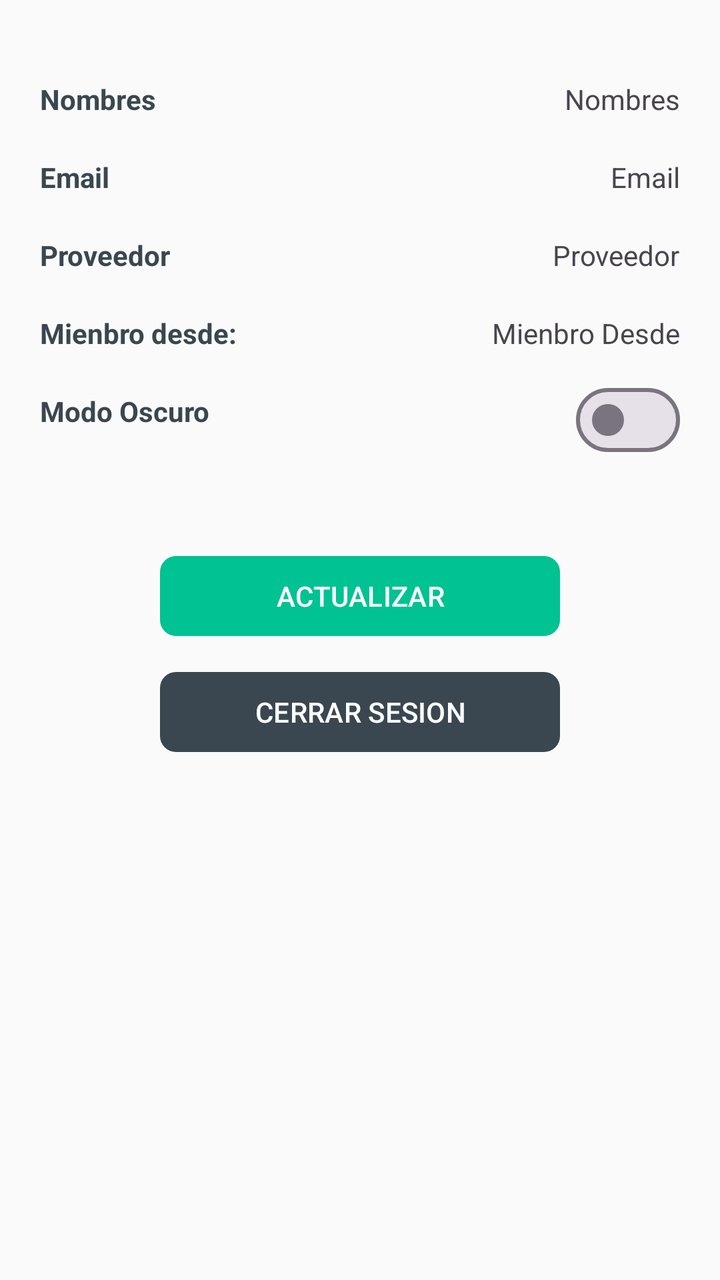
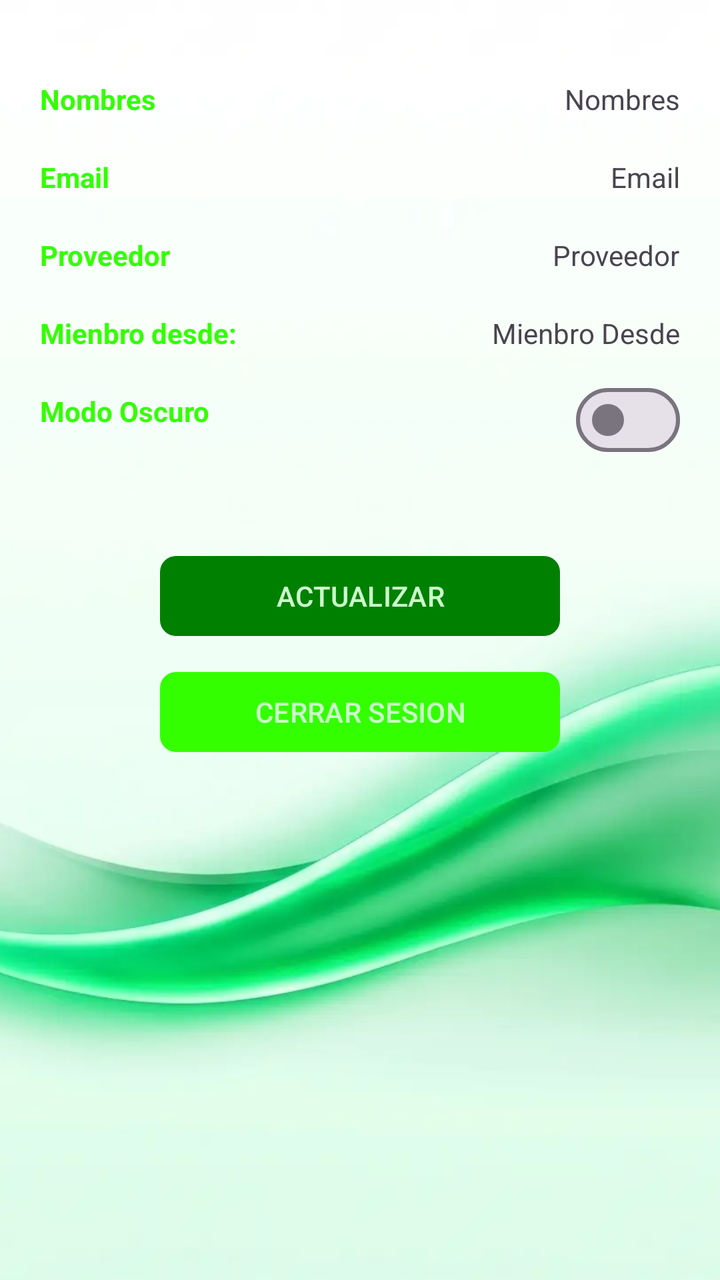

Compare the two renders of this Android layout. The source of the first and the diff that turns it into the second are given below.
<!-- AndroidManifest.xml: application theme Theme.MyLittleFinanControl -->
<!-- res/layout/fragment_perfil.xml -->
<?xml version="1.0" encoding="utf-8"?>
<ScrollView xmlns:android="http://schemas.android.com/apk/res/android"
    xmlns:app="http://schemas.android.com/apk/res-auto"
    xmlns:tools="http://schemas.android.com/tools"
    android:layout_width="match_parent"
    android:layout_height="match_parent"
    tools:context=".Fragmentos.FragmentPerfil">

    <RelativeLayout
        android:id="@+id/rel_end"
        android:layout_width="match_parent"
        android:layout_height="wrap_content"
        android:paddingTop="40dp"
        android:paddingBottom="20dp">

        
        <TextView
            android:id="@+id/txt_nombre"
            android:layout_width="wrap_content"
            android:layout_height="wrap_content"
            android:layout_marginStart="20dp"
            android:text="@string/txt_nombre"
            android:textColor="@color/secondary"
            android:textStyle="bold" />

        <TextView
            android:id="@+id/tv_nombres"
            android:layout_width="wrap_content"
            android:layout_height="wrap_content"
            android:layout_alignParentEnd="true"
            android:layout_marginEnd="20dp"
            android:text="@string/tv_nombres" />

        
        <TextView
            android:id="@+id/txt_email"
            android:layout_width="wrap_content"
            android:layout_height="wrap_content"
            android:layout_below="@+id/tv_nombres"
            android:layout_marginStart="20dp"
            android:layout_marginTop="20dp"
            android:text="@string/txt_email"
            android:textColor="@color/secondary"
            android:textStyle="bold" />

        <TextView
            android:id="@+id/tv_email"
            android:layout_width="wrap_content"
            android:layout_height="wrap_content"
            android:layout_below="@+id/tv_nombres"
            android:layout_alignParentEnd="true"
            android:layout_marginEnd="20dp"
            android:layout_marginTop="20dp"
            android:text="@string/tv_email" />

        
        <TextView
            android:id="@+id/txt_proveedor"
            android:layout_width="wrap_content"
            android:layout_height="wrap_content"
            android:layout_below="@+id/tv_email"
            android:layout_marginStart="20dp"
            android:layout_marginTop="20dp"
            android:text="@string/txt_proveedor"
            android:textColor="@color/secondary"
            android:textStyle="bold" />

        <TextView
            android:id="@+id/tv_proveedor"
            android:layout_width="wrap_content"
            android:layout_height="wrap_content"
            android:layout_below="@+id/tv_email"
            android:layout_alignParentEnd="true"
            android:layout_marginEnd="20dp"
            android:layout_marginTop="20dp"
            android:text="@string/tv_proveedor" />

        
        <TextView
            android:id="@+id/txt_mienbro_Desde"
            android:layout_width="wrap_content"
            android:layout_height="wrap_content"
            android:layout_below="@+id/txt_proveedor"
            android:layout_marginStart="20dp"
            android:layout_marginTop="20dp"
            android:text="@string/txt_mienbro_Desde"
            android:textColor="@color/secondary"
            android:textStyle="bold" />

        <TextView
            android:id="@+id/tv_mienbro_Desde"
            android:layout_width="wrap_content"
            android:layout_height="wrap_content"
            android:layout_below="@+id/tv_proveedor"
            android:layout_alignParentEnd="true"
            android:layout_marginEnd="20dp"
            android:layout_marginTop="20dp"
            android:text="@string/tv_mienbro_Desde" />

        
        <TextView
            android:id="@+id/txt_tema_label"
            android:layout_width="wrap_content"
            android:layout_height="wrap_content"
            android:layout_below="@+id/tv_mienbro_Desde"
            android:layout_marginStart="20dp"
            android:layout_marginTop="20dp"
            android:text="@string/txt_tema_oscuro"
            android:textColor="@color/secondary"
            android:textStyle="bold" />

        <com.google.android.material.materialswitch.MaterialSwitch
            android:id="@+id/sw_tema"
            android:layout_width="wrap_content"
            android:layout_height="wrap_content"
            android:layout_below="@+id/tv_mienbro_Desde"
            android:layout_alignParentEnd="true"
            android:layout_marginEnd="20dp"
            android:layout_marginTop="10dp" />

        <com.google.android.material.button.MaterialButton
            android:id="@+id/btnActualizar"
            android:layout_width="200dp"
            android:layout_height="wrap_content"
            android:layout_below="@id/sw_tema"
            android:layout_centerHorizontal="true"
            android:layout_marginTop="40dp"
            android:text="@string/btnActualizar"
            android:textAllCaps="true"
            android:textSize="14sp"
            app:backgroundTint="@color/primary"
            app:cornerRadius="8dp" />

        <com.google.android.material.button.MaterialButton
            android:id="@+id/btn_logout"
            android:layout_width="200dp"
            android:layout_height="wrap_content"
            android:layout_below="@id/btnActualizar"
            android:layout_centerHorizontal="true"
            android:layout_marginTop="10dp"
            android:text="@string/btn_logout"
            android:textAllCaps="true"
            android:textSize="14sp"
            app:backgroundTint="@color/secondary"
            app:cornerRadius="8dp" />

    </RelativeLayout>
</ScrollView>
<!-- resources referenced by this layout -->
<resources>
  <color name="primary">#00C292</color>
  <color name="secondary">#3A4750</color>
  <string name="btnActualizar">Actualizar</string>
  <string name="btn_logout">Cerrar Sesion</string>
  <string name="tv_email">Email</string>
  <string name="tv_mienbro_Desde">Mienbro Desde</string>
  <string name="tv_nombres">Nombres</string>
  <string name="tv_proveedor">Proveedor</string>
  <string name="txt_email">Email</string>
  <string name="txt_mienbro_Desde">Mienbro desde:</string>
  <string name="txt_nombre">Nombres</string>
  <string name="txt_proveedor">Proveedor</string>
  <string name="txt_tema_oscuro">Modo Oscuro</string>
  <style name="Theme.MyLittleFinanControl" parent="Base.Theme.MyLittleFinanControl" />
  <style name="Base.Theme.MyLittleFinanControl" parent="Theme.Material3.DayNight.NoActionBar">
          
          <item name="colorPrimary">@color/primary</item>
          <item name="colorOnPrimary">@color/white</item>
          <item name="colorSecondary">@color/secondary</item>
          <item name="colorOnSecondary">@color/white</item>
          
          
          <item name="android:windowBackground">@color/background_light</item>
          <item name="colorSurface">@color/background_light</item>
          
          
          <item name="colorError">@color/accent_alerta</item>
          
          
          <item name="android:statusBarColor">@color/background_light</item>
          <item name="android:windowLightStatusBar">true</item>
      </style>
  <color name="white">#FFFFFFFF</color>
  <color name="background_light">#FAFAFA</color>
  <color name="accent_alerta">#E55555</color>
</resources>

<!-- the commit's change to res/layout/fragment_perfil.xml (unified diff, before → after) -->
@@ -1,148 +1,167 @@
 <?xml version="1.0" encoding="utf-8"?>
-<ScrollView xmlns:android="http://schemas.android.com/apk/res/android"
+<androidx.constraintlayout.widget.ConstraintLayout
+    xmlns:android="http://schemas.android.com/apk/res/android"
     xmlns:app="http://schemas.android.com/apk/res-auto"
-    xmlns:tools="http://schemas.android.com/tools"
     android:layout_width="match_parent"
-    android:layout_height="match_parent"
-    tools:context=".Fragmentos.FragmentPerfil">
+    android:layout_height="match_parent">
 
-    <RelativeLayout
-        android:id="@+id/rel_end"
+    <ImageView
+        android:id="@+id/imagenFondo"
+        android:layout_width="0dp"
+        android:layout_height="0dp"
+        android:src="@drawable/background_1_ligth"
+        android:scaleType="centerCrop"
+        app:layout_constraintTop_toTopOf="parent"
+        app:layout_constraintBottom_toBottomOf="parent"
+        app:layout_constraintStart_toStartOf="parent"
+        app:layout_constraintEnd_toEndOf="parent" />
+
+    <ScrollView xmlns:android="http://schemas.android.com/apk/res/android"
+        xmlns:app="http://schemas.android.com/apk/res-auto"
+        xmlns:tools="http://schemas.android.com/tools"
         android:layout_width="match_parent"
-        android:layout_height="wrap_content"
-        android:paddingTop="40dp"
-        android:paddingBottom="20dp">
+        android:layout_height="match_parent"
+        android:src="@drawable/background_1_ligth"
+        tools:context=".Fragmentos.FragmentPerfil">
 
-        
-        <TextView
-            android:id="@+id/txt_nombre"
-            android:layout_width="wrap_content"
+        <RelativeLayout
+            android:id="@+id/rel_end"
+            android:layout_width="match_parent"
             android:layout_height="wrap_content"
-            android:layout_marginStart="20dp"
-            android:text="@string/txt_nombre"
-            android:textColor="@color/secondary"
-            android:textStyle="bold" />
+            android:paddingTop="40dp"
+            android:paddingBottom="20dp">
 
-        <TextView
-            android:id="@+id/tv_nombres"
-            android:layout_width="wrap_content"
-            android:layout_height="wrap_content"
-            android:layout_alignParentEnd="true"
-            android:layout_marginEnd="20dp"
-            android:text="@string/tv_nombres" />
+            
+            <TextView
+                android:id="@+id/txt_nombre"
+                android:layout_width="wrap_content"
+                android:layout_height="wrap_content"
+                android:layout_marginStart="20dp"
+                android:text="@string/txt_nombre"
+                android:textColor="@color/secondary"
+                android:textStyle="bold" />
 
-        
-        <TextView
-            android:id="@+id/txt_email"
-            android:layout_width="wrap_content"
-            android:layout_height="wrap_content"
-            android:layout_below="@+id/tv_nombres"
-            android:layout_marginStart="20dp"
-            android:layout_marginTop="20dp"
-            android:text="@string/txt_email"
-            android:textColor="@color/secondary"
-            android:textStyle="bold" />
+            <TextView
+                android:id="@+id/tv_nombres"
+                android:layout_width="wrap_content"
+                android:layout_height="wrap_content"
+                android:layout_alignParentEnd="true"
+                android:layout_marginEnd="20dp"
+                android:text="@string/tv_nombres" />
 
-        <TextView
-            android:id="@+id/tv_email"
-            android:layout_width="wrap_content"
-            android:layout_height="wrap_content"
-            android:layout_below="@+id/tv_nombres"
-            android:layout_alignParentEnd="true"
-            android:layout_marginEnd="20dp"
-            android:layout_marginTop="20dp"
-            android:text="@string/tv_email" />
+            
+            <TextView
+                android:id="@+id/txt_email"
+                android:layout_width="wrap_content"
+                android:layout_height="wrap_content"
+                android:layout_below="@+id/tv_nombres"
+                android:layout_marginStart="20dp"
+                android:layout_marginTop="20dp"
+                android:text="@string/txt_email"
+                android:textColor="@color/secondary"
+                android:textStyle="bold" />
 
-        
-        <TextView
-            android:id="@+id/txt_proveedor"
-            android:layout_width="wrap_content"
-            android:layout_height="wrap_content"
-            android:layout_below="@+id/tv_email"
-            android:layout_marginStart="20dp"
-            android:layout_marginTop="20dp"
-            android:text="@string/txt_proveedor"
-            android:textColor="@color/secondary"
-            android:textStyle="bold" />
+            <TextView
+                android:id="@+id/tv_email"
+                android:layout_width="wrap_content"
+                android:layout_height="wrap_content"
+                android:layout_below="@+id/tv_nombres"
+                android:layout_alignParentEnd="true"
+                android:layout_marginEnd="20dp"
+                android:layout_marginTop="20dp"
+                android:text="@string/tv_email" />
 
-        <TextView
-            android:id="@+id/tv_proveedor"
-            android:layout_width="wrap_content"
-            android:layout_height="wrap_content"
-            android:layout_below="@+id/tv_email"
-            android:layout_alignParentEnd="true"
-            android:layout_marginEnd="20dp"
-            android:layout_marginTop="20dp"
-            android:text="@string/tv_proveedor" />
+            
+            <TextView
+                android:id="@+id/txt_proveedor"
+                android:layout_width="wrap_content"
+                android:layout_height="wrap_content"
+                android:layout_below="@+id/tv_email"
+                android:layout_marginStart="20dp"
+                android:layout_marginTop="20dp"
+                android:text="@string/txt_proveedor"
+                android:textColor="@color/secondary"
+                android:textStyle="bold" />
 
-        
-        <TextView
-            android:id="@+id/txt_mienbro_Desde"
-            android:layout_width="wrap_content"
-            android:layout_height="wrap_content"
-            android:layout_below="@+id/txt_proveedor"
-            android:layout_marginStart="20dp"
-            android:layout_marginTop="20dp"
-            android:text="@string/txt_mienbro_Desde"
-            android:textColor="@color/secondary"
-            android:textStyle="bold" />
+            <TextView
+                android:id="@+id/tv_proveedor"
+                android:layout_width="wrap_content"
+                android:layout_height="wrap_content"
+                android:layout_below="@+id/tv_email"
+                android:layout_alignParentEnd="true"
+                android:layout_marginEnd="20dp"
+                android:layout_marginTop="20dp"
+                android:text="@string/tv_proveedor" />
 
-        <TextView
-            android:id="@+id/tv_mienbro_Desde"
-            android:layout_width="wrap_content"
-            android:layout_height="wrap_content"
-            android:layout_below="@+id/tv_proveedor"
-            android:layout_alignParentEnd="true"
-            android:layout_marginEnd="20dp"
-            android:layout_marginTop="20dp"
-            android:text="@string/tv_mienbro_Desde" />
+            
+            <TextView
+                android:id="@+id/txt_mienbro_Desde"
+                android:layout_width="wrap_content"
+                android:layout_height="wrap_content"
+                android:layout_below="@+id/txt_proveedor"
+                android:layout_marginStart="20dp"
+                android:layout_marginTop="20dp"
+                android:text="@string/txt_mienbro_Desde"
+                android:textColor="@color/secondary"
+                android:textStyle="bold" />
 
-        
-        <TextView
-            android:id="@+id/txt_tema_label"
-            android:layout_width="wrap_content"
-            android:layout_height="wrap_content"
-            android:layout_below="@+id/tv_mienbro_Desde"
-            android:layout_marginStart="20dp"
-            android:layout_marginTop="20dp"
-            android:text="@string/txt_tema_oscuro"
-            android:textColor="@color/secondary"
-            android:textStyle="bold" />
+            <TextView
+                android:id="@+id/tv_mienbro_Desde"
+                android:layout_width="wrap_content"
+                android:layout_height="wrap_content"
+                android:layout_below="@+id/tv_proveedor"
+                android:layout_alignParentEnd="true"
+                android:layout_marginEnd="20dp"
+                android:layout_marginTop="20dp"
+                android:text="@string/tv_mienbro_Desde" />
 
-        <com.google.android.material.materialswitch.MaterialSwitch
-            android:id="@+id/sw_tema"
-            android:layout_width="wrap_content"
-            android:layout_height="wrap_content"
-            android:layout_below="@+id/tv_mienbro_Desde"
-            android:layout_alignParentEnd="true"
-            android:layout_marginEnd="20dp"
-            android:layout_marginTop="10dp" />
+            
+            <TextView
+                android:id="@+id/txt_tema_label"
+                android:layout_width="wrap_content"
+                android:layout_height="wrap_content"
+                android:layout_below="@+id/tv_mienbro_Desde"
+                android:layout_marginStart="20dp"
+                android:layout_marginTop="20dp"
+                android:text="@string/txt_tema_oscuro"
+                android:textColor="@color/secondary"
+                android:textStyle="bold" />
 
-        <com.google.android.material.button.MaterialButton
-            android:id="@+id/btnActualizar"
-            android:layout_width="200dp"
-            android:layout_height="wrap_content"
-            android:layout_below="@id/sw_tema"
-            android:layout_centerHorizontal="true"
-            android:layout_marginTop="40dp"
-            android:text="@string/btnActualizar"
-            android:textAllCaps="true"
-            android:textSize="14sp"
-            app:backgroundTint="@color/primary"
-            app:cornerRadius="8dp" />
+            <com.google.android.material.materialswitch.MaterialSwitch
+                android:id="@+id/sw_tema"
+                android:layout_width="wrap_content"
+                android:layout_height="wrap_content"
+                android:layout_below="@+id/tv_mienbro_Desde"
+                android:layout_alignParentEnd="true"
+                android:layout_marginEnd="20dp"
+                android:layout_marginTop="10dp" />
 
-        <com.google.android.material.button.MaterialButton
-            android:id="@+id/btn_logout"
-            android:layout_width="200dp"
-            android:layout_height="wrap_content"
-            android:layout_below="@id/btnActualizar"
-            android:layout_centerHorizontal="true"
-            android:layout_marginTop="10dp"
-            android:text="@string/btn_logout"
-            android:textAllCaps="true"
-            android:textSize="14sp"
-            app:backgroundTint="@color/secondary"
-            app:cornerRadius="8dp" />
+            <com.google.android.material.button.MaterialButton
+                android:id="@+id/btnActualizar"
+                android:layout_width="200dp"
+                android:layout_height="wrap_content"
+                android:layout_below="@id/sw_tema"
+                android:layout_centerHorizontal="true"
+                android:layout_marginTop="40dp"
+                android:text="@string/btnActualizar"
+                android:textAllCaps="true"
+                android:textSize="14sp"
+                app:backgroundTint="@color/primary"
+                app:cornerRadius="8dp" />
 
-    </RelativeLayout>
-</ScrollView>
+            <com.google.android.material.button.MaterialButton
+                android:id="@+id/btn_logout"
+                android:layout_width="200dp"
+                android:layout_height="wrap_content"
+                android:layout_below="@id/btnActualizar"
+                android:layout_centerHorizontal="true"
+                android:layout_marginTop="10dp"
+                android:text="@string/btn_logout"
+                android:textAllCaps="true"
+                android:textSize="14sp"
+                app:backgroundTint="@color/secondary"
+                app:cornerRadius="8dp" />
+
+        </RelativeLayout>
+    </ScrollView>
+</androidx.constraintlayout.widget.ConstraintLayout>
<!-- resource entries referenced after the edit -->
@@ -1,7 +1,8 @@
 <!-- resources referenced by this layout -->
 <resources>
-  <color name="primary">#00C292</color>
-  <color name="secondary">#3A4750</color>
+  <color name="primary">#008000</color>
+  <color name="secondary">#33FF00</color>
+  <!-- drawable background_1_ligth: webp bitmap (drawable, 18726 bytes) -->
   <string name="btnActualizar">Actualizar</string>
   <string name="btn_logout">Cerrar Sesion</string>
   <string name="tv_email">Email</string>
@@ -32,8 +33,8 @@
           <item name="android:statusBarColor">@color/background_light</item>
           <item name="android:windowLightStatusBar">true</item>
       </style>
-  <color name="white">#FFFFFFFF</color>
-  <color name="background_light">#FAFAFA</color>
+  <color name="white">#CCFFCC</color>
+  <color name="background_light">#CCFFCC</color>
   <color name="accent_alerta">#E55555</color>
 </resources>
 
